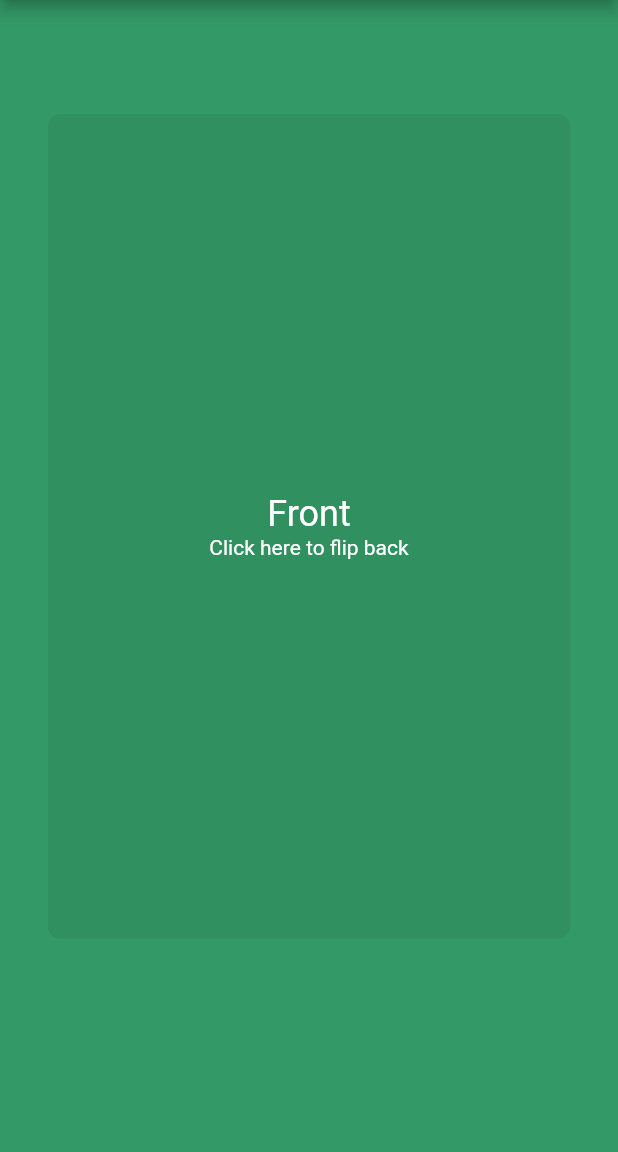
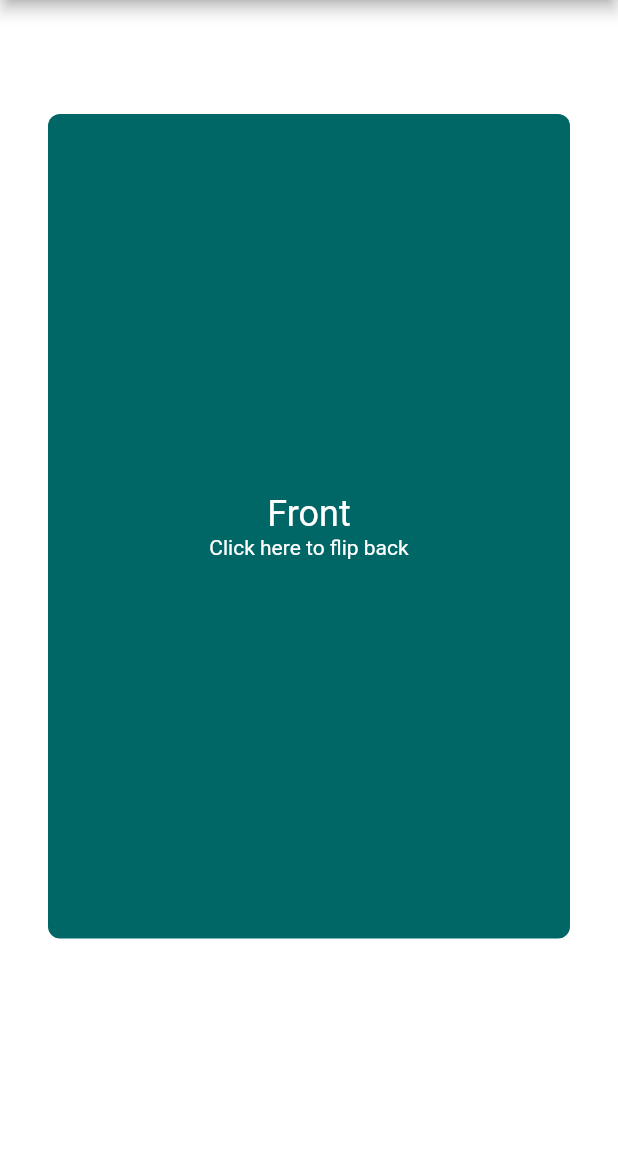
Before and after one commit to BrunoJurkovic/flip_card, a Flutter app: the screen it shows after launch, on a phone screen of 412 x 824 dp, the part 84-1236 px from its top. Run offline on Flutter 3.47's test engine with Material 2 defaults, Android fonts, the phone set to English and light mode, and no system bars.

Commit message:
Update the screenshots

```diff
--- a/example/lib/main.dart
+++ b/example/lib/main.dart
@@ -18,7 +18,7 @@ class MyApp extends StatelessWidget {
 class HomePage extends StatelessWidget {
   _renderBg() {
     return Container(
-      decoration: BoxDecoration(color: const Color(0xff339966)),
+      decoration: BoxDecoration(color: const Color(0xFFFFFFFF)),
     );
   }
 
@@ -43,7 +43,7 @@ class HomePage extends StatelessWidget {
         direction: FlipDirection.HORIZONTAL,
         front: Container(
           decoration: BoxDecoration(
-            color: Color(0x0F000000),
+            color: Color(0xFF006666),
             borderRadius: BorderRadius.all(Radius.circular(8.0)),
           ),
           child: Column(
@@ -57,7 +57,7 @@ class HomePage extends StatelessWidget {
         ),
         back: Container(
           decoration: BoxDecoration(
-            color: Color(0x0F000000),
+            color: Color(0xFF006666),
             borderRadius: BorderRadius.all(Radius.circular(8.0)),
           ),
           child: Column(
```
Also changed, not shown: 3 other files.
